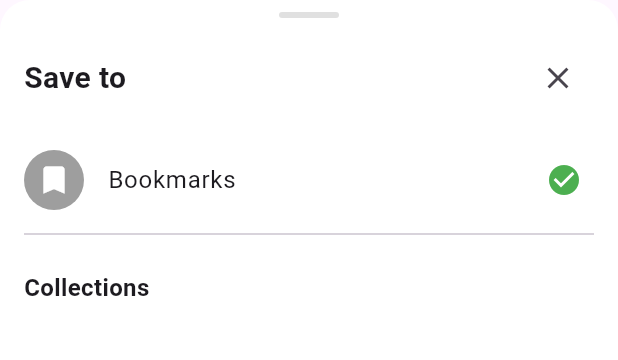
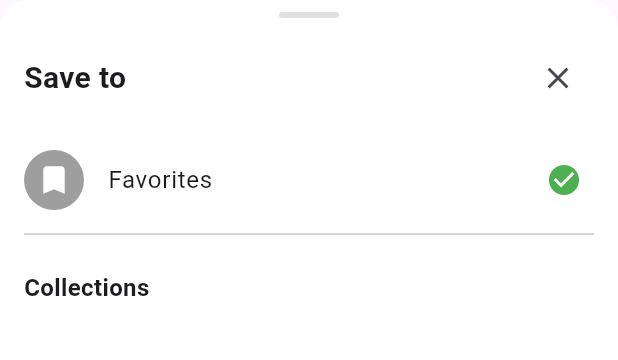
Before and after one commit to adamjweil/recipetok, a Flutter app: the SaveOptionsModal widget shown alone on an empty page, opened directly with empty values, on a phone screen of 412 x 824 dp. Shown: the top 360 px of the screen. Run offline on Flutter 3.47's test engine with Material 3 defaults, Android fonts, the phone set to English and light mode, and no system bars; our stand-ins replace cached_network_image, chewie, cloud_firestore, firebase_auth, firebase_core, firebase_storage and 7 more; missing offline and left inert: video_compress; accounts and stored records are empty; network calls fail.

Commit message:
Changed the bookmarks section to be favorites instead.

```diff
--- a/lib/widgets/save_options_modal.dart
+++ b/lib/widgets/save_options_modal.dart
@@ -56,7 +56,7 @@ class SaveOptionsModal extends StatelessWidget {
       final bookmarkRef = FirebaseFirestore.instance
           .collection('users')
           .doc(userId)
-          .collection('bookmarks')
+          .collection('favorites')
           .doc(videoId);
 
       // Check if already bookmarked
@@ -67,7 +67,7 @@ class SaveOptionsModal extends StatelessWidget {
         await bookmarkRef.delete();
         if (context.mounted) {
           Navigator.pop(context);
-          _showTopSnackBar(context, 'Removed from bookmarks');
+          _showTopSnackBar(context, 'Removed from favorites');
         }
       } else {
         // Add bookmark
@@ -78,7 +78,7 @@ class SaveOptionsModal extends StatelessWidget {
 
         if (context.mounted) {
           Navigator.pop(context);
-          _showTopSnackBar(context, 'Saved to bookmarks');
+          _showTopSnackBar(context, 'Saved to favorites');
         }
       }
 
@@ -226,7 +226,7 @@ class SaveOptionsModal extends StatelessWidget {
             stream: FirebaseFirestore.instance
                 .collection('users')
                 .doc(userId)
-                .collection('bookmarks')
+                .collection('favorites')
                 .doc(videoId)
                 .snapshots(),
             builder: (context, snapshot) {
@@ -236,7 +236,7 @@ class SaveOptionsModal extends StatelessWidget {
                   backgroundColor: Colors.grey,
                   child: Icon(Icons.bookmark, color: Colors.white),
                 ),
-                title: const Text('Bookmarks'),
+                title: const Text('Favorites'),
                 trailing: Icon(
                   isBookmarked ? Icons.check_circle : Icons.add_circle_outline,
                   color: isBookmarked ? Colors.green : Colors.grey,
--- a/lib/widgets/video_card.dart
+++ b/lib/widgets/video_card.dart
@@ -396,13 +396,13 @@ class VideoCardState extends State<VideoCard> {
                                     .collection('groups')
                                     .snapshots(),
                                 (DocumentSnapshot bookmarkDoc, QuerySnapshot groupsSnapshot) {
-                                  final isBookmarked = bookmarkDoc.exists;
+                                  final isFavorited = bookmarkDoc.exists;
                                   final isInGroup = groupsSnapshot.docs.any((groupDoc) {
                                     final groupData = groupDoc.data() as Map<String, dynamic>;
                                     final videos = groupData['videos'] as Map<String, dynamic>?;
                                     return videos?.containsKey(widget.videoId) ?? false;
                                   });
-                                  return isBookmarked || isInGroup;
+                                  return isFavorited || isInGroup;
                                 },
                               ).distinct(),
                               builder: (context, snapshot) {
```
Also changed, not shown: lib/screens/profile_screen.dart (+70 -2 lines).
